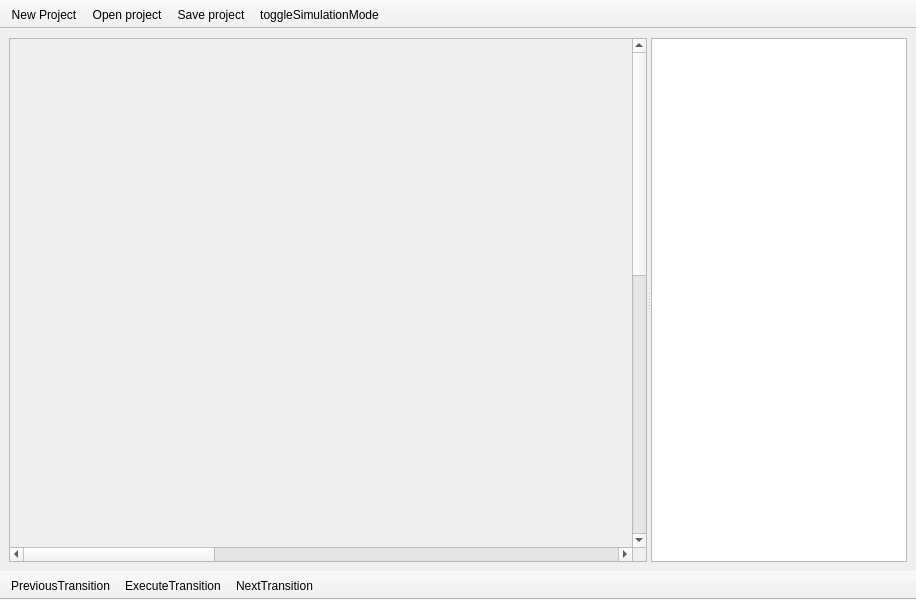
The window that mainwindow.ui (przemekblasiak/petri-net-simulator) describes before a commit, drawn with Qt 5.
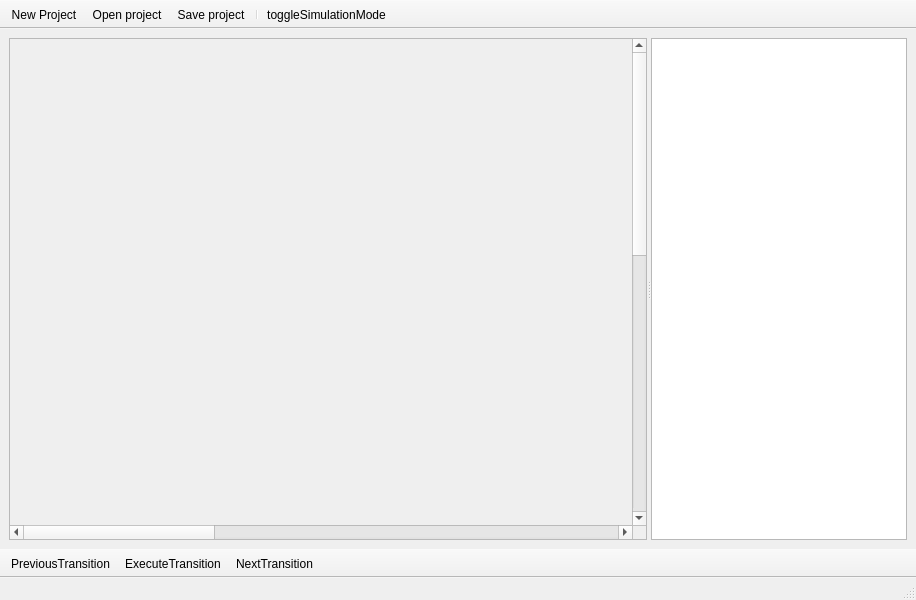
The same window after the commit. Icons and pictures are not drawn. Custom widgets are drawn as their Qt base class.

Commit message: Changing simulation mode causes context menu to be inactive and elements to be immovable. Added status bar.

Patch:
```diff
--- a/mainwindow.ui
+++ b/mainwindow.ui
@@ -59,8 +59,8 @@
          <rect>
           <x>0</x>
           <y>0</y>
-          <width>1944</width>
-          <height>1104</height>
+          <width>1932</width>
+          <height>1092</height>
          </rect>
         </property>
         <property name="sizePolicy">
@@ -84,6 +84,9 @@
              <height>1080</height>
             </size>
            </property>
+           <property name="styleSheet">
+            <string notr="true"/>
+           </property>
           </widget>
          </item>
         </layout>
@@ -133,6 +136,7 @@
    <addaction name="actionNew_Project"/>
    <addaction name="actionOpen_project"/>
    <addaction name="actionSave_project"/>
+   <addaction name="separator"/>
    <addaction name="actionToggleSimulationMode"/>
   </widget>
   <widget class="QToolBar" name="simulationToolBar">
@@ -152,6 +156,7 @@
    <addaction name="actionExecuteTransition"/>
    <addaction name="actionNextTransition"/>
   </widget>
+  <widget class="QStatusBar" name="statusBar"/>
   <action name="actionOpen_project">
    <property name="icon">
     <iconset theme="document-open" resource="resources.qrc">
```
Left out of the diff: 16 changed lines with no effect on the pictures. The commit also changes 5 other files.
